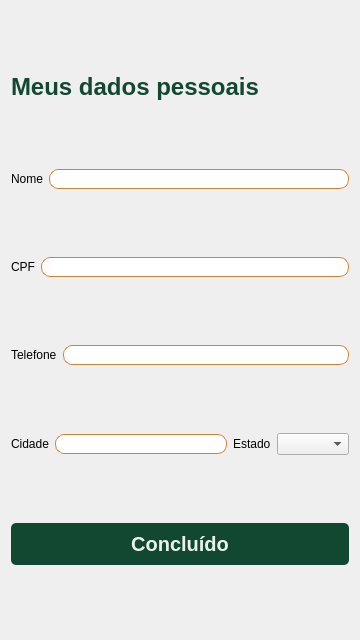
Above: gui/MyData.ui from pollyanasousa/projeto-interdisciplinar-ufrpe before the change. Below: the same form after it.
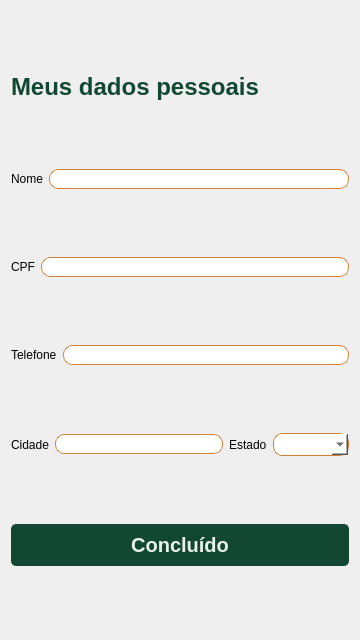
That is the form after the change.

Patch:
```diff
--- a/gui/MyData.ui
+++ b/gui/MyData.ui
@@ -91,6 +91,14 @@
 	color:#124831;
 	background-color:#D6E6D4;
 	border-radius:9px;
+}
+
+QComboBox{
+	background-color:#FFFFFF;
+	border: 1px solid #D2813A;
+	color: #1E1E1E;
+	border-radius: 9px;
+	font-size: 16px;
 }</string>
   </property>
   <layout class="QVBoxLayout" name="verticalLayout_2">
```
